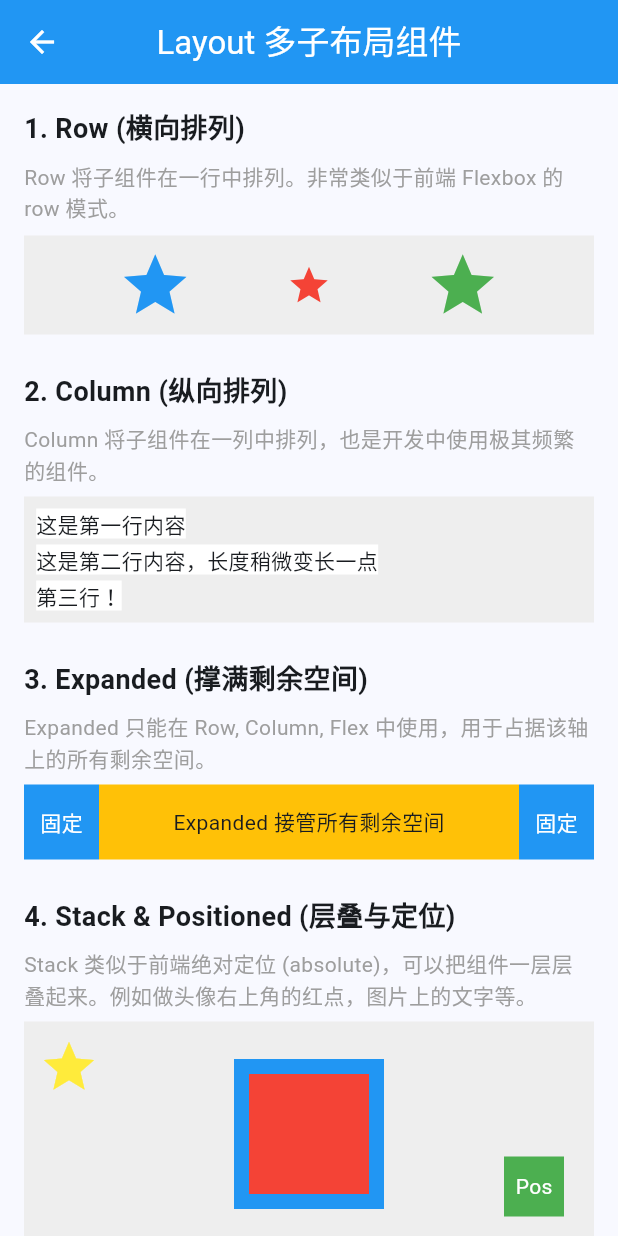
After one commit to eric1202/flutter-widget-demo, a Flutter app: the screen it shows after launch, after a tap on "Layout (多子布局)", on a phone screen of 412 x 824 dp. The commit adds this screen. Run offline on Flutter 3.47's test engine with Material 3 defaults, Android fonts, the phone set to English and light mode, and no system bars; our stand-ins replace camera.

Commit message:
add layout screen demo

```diff
--- a/lib/main.dart
+++ b/lib/main.dart
@@ -2,6 +2,7 @@ import 'package:flutter/material.dart';
 import 'screens/container_screen.dart';
 import 'screens/text_screen.dart';
 import 'screens/button_screen.dart';
+import 'screens/layout_screen.dart';
 import 'screens/list_screen.dart';
 import 'screens/camera_screen.dart';
 
@@ -87,6 +88,14 @@ class HomePage extends StatelessWidget {
           const SizedBox(height: 12),
           _buildMenuTile(
             context,
+            icon: Icons.layers,
+            title: 'Layout (多子布局)',
+            subtitle: 'Row, Column, Stack',
+            destination: const LayoutScreen(),
+          ),
+          const SizedBox(height: 12),
+          _buildMenuTile(
+            context,
             icon: Icons.list,
             title: 'ListView (列表)',
             subtitle: '类比 iOS: UITableView',
--- a/lib/screens/camera/photo_preview_page.dart
+++ b/lib/screens/camera/photo_preview_page.dart
@@ -102,14 +102,15 @@ class _PhotoPreviewPageState extends State<PhotoPreviewPage>
   // 核心功能: 拍照
   // ==============================================================
   Future<void> _takePicture() async {
-    if (_controller == null || _isTaking) return;
+    if (_controller == null || _isInitialized == false || _isTaking) return;
+
+    // 在 await 之前获取 ScaffoldMessengerState
+    final scaffoldMessenger = ScaffoldMessenger.of(context);
 
     setState(() => _isTaking = true);
 
     try {
       // ★ 核心 API: takePicture()
-      // 返回 XFile 对象，包含照片的临时文件路径
-      // 照片会保存在系统临时目录中
       final XFile image = await _controller!.takePicture();
 
       setState(() {
@@ -120,9 +121,9 @@ class _PhotoPreviewPageState extends State<PhotoPreviewPage>
     } on CameraException catch (e) {
       setState(() => _isTaking = false);
       if (mounted) {
-        ScaffoldMessenger.of(
-          context,
-        ).showSnackBar(SnackBar(content: Text('拍照失败: ${e.description}')));
+        scaffoldMessenger.showSnackBar(
+          SnackBar(content: Text('拍照失败: ${e.description}')),
+        );
       }
     }
   }
--- /dev/null
+++ b/lib/screens/layout_screen.dart
@@ -0,0 +1,368 @@
+import 'package:flutter/material.dart';
+
+class LayoutScreen extends StatelessWidget {
+  const LayoutScreen({super.key});
+
+  @override
+  Widget build(BuildContext context) {
+    return Scaffold(
+      appBar: AppBar(title: const Text('Layout 多子布局组件')),
+      body: SingleChildScrollView(
+        padding: const EdgeInsets.all(16.0),
+        child: Column(
+          crossAxisAlignment: CrossAxisAlignment.start,
+          children: [
+            // 1. Row 横向排列
+            const Text(
+              '1. Row (横向排列)',
+              style: TextStyle(fontSize: 18, fontWeight: FontWeight.bold),
+            ),
+            const SizedBox(height: 8),
+            const Text(
+              'Row 将子组件在一行中排列。非常类似于前端 Flexbox 的 row 模式。',
+              style: TextStyle(color: Colors.grey),
+            ),
+            const SizedBox(height: 8),
+            Container(
+              color: Colors.grey.shade200,
+              padding: const EdgeInsets.symmetric(vertical: 8),
+              child: const Row(
+                mainAxisAlignment:
+                    MainAxisAlignment.spaceEvenly, // 主轴(这里是横向)上的对齐方式：均匀分布
+                crossAxisAlignment:
+                    CrossAxisAlignment.center, // 交叉轴(这里是纵向)上的对齐方式：居中对齐
+                children: [
+                  Icon(Icons.star, size: 50, color: Colors.blue),
+                  Icon(Icons.star, size: 30, color: Colors.red),
+                  Icon(Icons.star, size: 50, color: Colors.green),
+                ],
+              ),
+            ),
+            const SizedBox(height: 24),
+
+            // 2. Column 纵向排列
+            const Text(
+              '2. Column (纵向排列)',
+              style: TextStyle(fontSize: 18, fontWeight: FontWeight.bold),
+            ),
+            const SizedBox(height: 8),
+            const Text(
+              'Column 将子组件在一列中排列，也是开发中使用极其频繁的组件。',
+              style: TextStyle(color: Colors.grey),
+            ),
+            const SizedBox(height: 8),
+            Container(
+              color: Colors.grey.shade200,
+              padding: const EdgeInsets.all(8),
+              width: double.infinity, // 撑满父容器宽度
+              child: const Column(
+                mainAxisAlignment: MainAxisAlignment.center, // 主轴(纵向)居中
+                crossAxisAlignment: CrossAxisAlignment.start, // 交叉轴(横向)靠左对齐
+                children: [
+                  Text(
+                    '这是第一行内容',
+                    style: TextStyle(backgroundColor: Colors.white),
+                  ),
+                  SizedBox(height: 4), // 可以在元素中间用 SizedBox 占位
+                  Text(
+                    '这是第二行内容，长度稍微变长一点',
+                    style: TextStyle(backgroundColor: Colors.white),
+                  ),
+                  SizedBox(height: 4),
+                  Text('第三行！', style: TextStyle(backgroundColor: Colors.white)),
+                ],
+              ),
+            ),
+            const SizedBox(height: 24),
+
+            // 3. Expanded & Flexible 弹性布局
+            const Text(
+              '3. Expanded (撑满剩余空间)',
+              style: TextStyle(fontSize: 18, fontWeight: FontWeight.bold),
+            ),
+            const SizedBox(height: 8),
+            const Text(
+              'Expanded 只能在 Row, Column, Flex 中使用，用于占据该轴上的所有剩余空间。',
+              style: TextStyle(color: Colors.grey),
+            ),
+            const SizedBox(height: 8),
+            Row(
+              children: [
+                Container(
+                  width: 50,
+                  height: 50,
+                  color: Colors.blue,
+                  alignment: Alignment.center,
+                  child: const Text(
+                    '固定',
+                    style: TextStyle(color: Colors.white),
+                  ),
+                ),
+                Expanded(
+                  // Expanded 会抢占这两个蓝色方块中间所有的横向空间
+                  child: Container(
+                    height: 50,
+                    color: Colors.amber,
+                    alignment: Alignment.center,
+                    child: const Text('Expanded 接管所有剩余空间'),
+                  ),
+                ),
+                Container(
+                  width: 50,
+                  height: 50,
+                  color: Colors.blue,
+                  alignment: Alignment.center,
+                  child: const Text(
+                    '固定',
+                    style: TextStyle(color: Colors.white),
+                  ),
+                ),
+              ],
+            ),
+            const SizedBox(height: 24),
+
+            // 4. Stack 层叠布局
+            const Text(
+              '4. Stack & Positioned (层叠与定位)',
+              style: TextStyle(fontSize: 18, fontWeight: FontWeight.bold),
+            ),
+            const SizedBox(height: 8),
+            const Text(
+              'Stack 类似于前端绝对定位 (absolute)，可以把组件一层层叠起来。例如做头像右上角的红点，图片上的文字等。',
+              style: TextStyle(color: Colors.grey),
+            ),
+            const SizedBox(height: 8),
+            Container(
+              height: 150,
+              width: double.infinity,
+              color: Colors.grey.shade200,
+              child: Stack(
+                alignment: Alignment.center, // 没有被 Positioned 包裹的组件，默认会在中心对齐
+                children: [
+                  Container(
+                    width: 100,
+                    height: 100,
+                    color: Colors.blue,
+                  ), // 位于最底层
+                  Container(
+                    width: 80,
+                    height: 80,
+                    color: Colors.red,
+                  ), // 覆盖在蓝色上方
+                  // 使用 Positioned 进行精确的绝对定位
+                  Positioned(
+                    right: 20, // 距离右侧 20 像素
+                    bottom: 20, // 距离底部 20 像素
+                    child: Container(
+                      width: 40,
+                      height: 40,
+                      color: Colors.green,
+                      alignment: Alignment.center,
+                      child: const Text(
+                        'Pos',
+                        style: TextStyle(color: Colors.white),
+                      ),
+                    ),
+                  ),
+
+                  const Positioned(
+                    top: 10, // 距离顶部 10 像素
+                    left: 10, // 距离左边 10 像素
+                    child: Icon(Icons.star, color: Colors.yellow, size: 40),
+                  ),
+                ],
+              ),
+            ),
+            const SizedBox(height: 24),
+
+            // 5. Wrap 流式布局
+            const Text(
+              '5. Wrap (流式布局)',
+              style: TextStyle(fontSize: 18, fontWeight: FontWeight.bold),
+            ),
+            const SizedBox(height: 8),
+            const Text(
+              '当 Row 中的子组件过多超出屏幕时，会报黄黑相间的溢出错误。Wrap 可以自动换行。',
+              style: TextStyle(color: Colors.grey),
+            ),
+            const SizedBox(height: 8),
+            Container(
+              color: Colors.grey.shade200,
+              padding: const EdgeInsets.all(8),
+              width: double.infinity,
+              child: Wrap(
+                spacing: 16.0, // 主轴(水平)方向间距
+                runSpacing: 4.0, // 纵轴(垂直)方向间距
+                children: List.generate(10, (index) {
+                  return Chip(
+                    label: Text('标签 $index'),
+                    backgroundColor: Colors.blue.shade100,
+                  );
+                }),
+              ),
+            ),
+            const SizedBox(height: 24),
+
+            // 6. Spacer 弹簧组件
+            const Text(
+              '6. Spacer (弹簧组件)',
+              style: TextStyle(fontSize: 18, fontWeight: FontWeight.bold),
+            ),
+            const SizedBox(height: 8),
+            const Text(
+              'Spacer 也是一个占据剩余空间的组件，常用于短平快地将 Row/Column 中的前后两部分元素推开。',
+              style: TextStyle(color: Colors.grey),
+            ),
+            const SizedBox(height: 8),
+            Container(
+              color: Colors.grey.shade200,
+              padding: const EdgeInsets.all(8),
+              child: const Row(
+                children: [
+                  Icon(Icons.person),
+                  SizedBox(width: 8),
+                  Text('用户名'),
+                  Spacer(), // 把后面的元素推到最后
+                  Text('详细信息'),
+                  Icon(Icons.chevron_right),
+                ],
+              ),
+            ),
+            const SizedBox(height: 24),
+
+            // 7. Card 卡片组件
+            const Text(
+              '7. Card (卡片组件)',
+              style: TextStyle(fontSize: 18, fontWeight: FontWeight.bold),
+            ),
+            const SizedBox(height: 8),
+            const Text(
+              'Card 是 Material Design 中非常经典的组件，自带圆角和阴影属性，常用于包裹相对独立的一块内容。通常配合 Padding 使用，因为 Card 默认没有内边距。',
+              style: TextStyle(color: Colors.grey),
+            ),
+            const SizedBox(height: 8),
+            Card(
+              elevation: 4, // 控制阴影大小
+              color: Colors.white,
+              shape: RoundedRectangleBorder(
+                borderRadius: BorderRadius.circular(4), // 自定义圆角大小
+              ),
+              child: Padding(
+                padding: const EdgeInsets.all(16.0),
+                child: Column(
+                  crossAxisAlignment: CrossAxisAlignment.start,
+                  children: [
+                    const Text(
+                      'Card 标题',
+                      style: TextStyle(
+                        fontSize: 16,
+                        fontWeight: FontWeight.bold,
+                      ),
+                    ),
+                    const SizedBox(height: 8),
+                    Text(
+                      '这是 Card 内部的内容。Card 本身只负责外观（阴影、边框、圆角、底色），不负责排版。排版还是需要借助 Column 或 Row 等布局组件。',
+                      style: TextStyle(color: Colors.grey.shade600),
+                    ),
+                  ],
+                ),
+              ),
+            ),
+            const SizedBox(height: 24),
+
+            // 8. 综合实战：常见图文列表项 (Row + Column + Expanded)
+            const Text(
+              '8. 综合实战 (图文卡片)',
+              style: TextStyle(fontSize: 18, fontWeight: FontWeight.bold),
+            ),
+            const SizedBox(height: 8),
+            const Text(
+              '真实业务中最常见的卡片：左边图片，右边上下两行文字(Row包裹图片和Column，Column被Expanded包裹以防溢出)。',
+              style: TextStyle(color: Colors.grey),
+            ),
+            const SizedBox(height: 8),
+            Card(
+              elevation: 4,
+              shape: RoundedRectangleBorder(
+                borderRadius: BorderRadius.circular(12),
+              ),
+              child: Padding(
+                padding: const EdgeInsets.all(12.0),
+                child: Row(
+                  crossAxisAlignment: CrossAxisAlignment.start, // 顶部对齐
+                  children: [
+                    // 左侧图片占位
+                    Container(
+                      width: 80,
+                      height: 80,
+                      decoration: BoxDecoration(
+                        color: Colors.blue.shade100,
+                        borderRadius: BorderRadius.circular(8),
+                      ),
+                      child: const Icon(
+                        Icons.image,
+                        size: 40,
+                        color: Colors.blue,
+                      ),
+                    ),
+                    const SizedBox(width: 12),
+                    // 右侧内容必须用 Expanded 包裹，否则长文本会导致 Row 溢出屏幕
+                    Expanded(
+                      child: Column(
+                        crossAxisAlignment: CrossAxisAlignment.start,
+                        children: [
+                          const Text(
+                            '这是一段很长的标题文字，如果不使用 Expanded 包裹它所属的 Column，在小屏幕上就会报 overflow 的错误。',
+                            style: TextStyle(
+                              fontSize: 16,
+                              fontWeight: FontWeight.bold,
+                            ),
+                            maxLines: 2,
+                            overflow: TextOverflow.ellipsis,
+                          ),
+                          const SizedBox(height: 8),
+                          Row(
+                            mainAxisAlignment:
+                                MainAxisAlignment.spaceBetween, // 两端对齐
+                            children: [
+                              Text(
+                                '2026-03-16',
+                                style: TextStyle(
+                                  color: Colors.grey.shade600,
+                                  fontSize: 13,
+                                ),
+                              ),
+                              const Row(
+                                children: [
+                                  Icon(
+                                    Icons.remove_red_eye,
+                                    size: 14,
+                                    color: Colors.grey,
+                                  ),
+                                  SizedBox(width: 4),
+                                  Text(
+                                    '10K',
+                                    style: TextStyle(
+                                      color: Colors.grey,
+                                      fontSize: 13,
+                                    ),
+                                  ),
+                                ],
+                              ),
+                            ],
+                          ),
+                        ],
+                      ),
+                    ),
+                  ],
+                ),
+              ),
+            ),
+
+            const SizedBox(height: 40), // 底部留白，方便滚动
+          ],
+        ),
+      ),
+    );
+  }
+}
--- a/lib/screens/list_screen.dart
+++ b/lib/screens/list_screen.dart
@@ -28,7 +28,7 @@ class ListScreen extends StatelessWidget {
             Expanded(
               child: TabBarView(
                 children: [
-                  _buildBasicList(),
+                  _buildBasicList(context),
                   _buildBuilderList(),
                   _buildSeparatedList(),
                   Column(
@@ -49,10 +49,10 @@ class ListScreen extends StatelessWidget {
 
   /// 1. 基础用法：适用于子组件较少的场景
   /// 这种方式会一次性加载所有子组件，数据量大时会有性能问题
-  Widget _buildBasicList() {
+  Widget _buildBasicList(BuildContext context) {
     return ListView(
       padding: const EdgeInsets.all(16),
-      children: const [
+      children: [
         ListTile(
           leading: Icon(Icons.star, color: Colors.orange),
           title: Text('基础内容 1'),
@@ -69,6 +69,26 @@ class ListScreen extends StatelessWidget {
           leading: Icon(Icons.star, color: Colors.orange),
           title: Text('基础内容 3'),
           subtitle: Text('可以包含任何 Widget'),
+        ),
+        //borderRow
+        Container(
+          decoration: BoxDecoration(border: Border.all(color: Colors.grey)),
+          child: Row(
+            children: [
+              Icon(Icons.star, color: Colors.orange),
+              Text('基础内容 4'),
+              Text('基础内容 5'),
+              //spacer
+              Spacer(),
+              //button click back to home
+              IconButton(
+                icon: Icon(Icons.arrow_back),
+                onPressed: () {
+                  Navigator.pop(context);
+                },
+              ),
+            ], // Row 的 children 结束
+          ), // Row 结束
         ),
         // 甚至可以在列表里放一张图片或一个容器
         Card(
@@ -97,15 +117,19 @@ class ListScreen extends StatelessWidget {
           subtitle: Text('这是通过 builder 实时构建的第 $index 个组件'),
           trailing: const Icon(Icons.arrow_forward_ios, size: 16),
           onTap: () {
+            // 获取 ScaffoldMessengerState，避免在回调中使用可能已失效的 context
+            final scaffoldMessenger = ScaffoldMessenger.of(context);
+
             // 点击交互, 上方弹窗一个自定义toast 提示index 2s 后dissmiss
-            ScaffoldMessenger.of(context).showSnackBar(
+            scaffoldMessenger.showSnackBar(
               SnackBar(
                 content: Text('点击了第 $index 个项目'),
                 duration: const Duration(seconds: 2),
                 action: SnackBarAction(
                   label: '取消',
                   onPressed: () {
-                    ScaffoldMessenger.of(context).hideCurrentSnackBar();
+                    // 使用之前捕获的 scaffoldMessenger
+                    scaffoldMessenger.hideCurrentSnackBar();
                   },
                 ),
               ),
```
Also changed, not shown: 1 other file.
